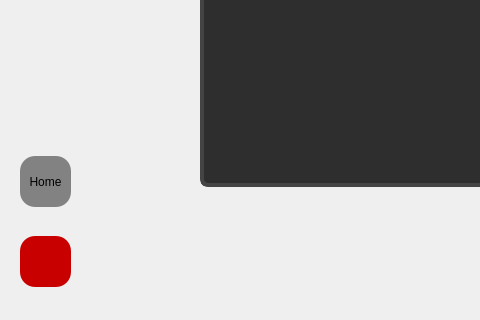
Old version of the form QtMENnette/MainWindow.ui in the repository LuluLePerdu/P11_MENnette; both pictures show x 0 to 480 and y 554 to 874 of the 1336 by 874 pixel window.
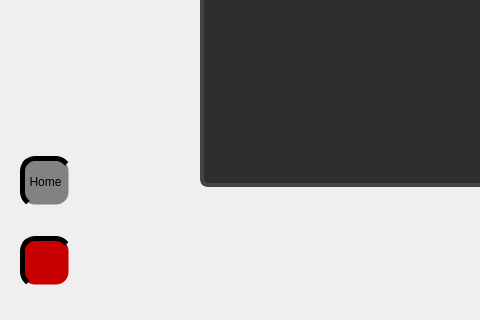
New version of the form. Icons and pictures are not drawn.

Commit message: button changes when completed

What changed in the file:
```diff
--- a/QtMENnette/MainWindow.ui
+++ b/QtMENnette/MainWindow.ui
@@ -1257,7 +1257,8 @@
 	
 	border-image: url(:/MainWindow/Media/house.png);
 	border-style: outset;
-	border-radius: 15px
+	border-radius: 15px;
+	border-width: 5px;
 }
 QToolButton:hover{
 	background-color: rgb(75,75,75);
@@ -1281,7 +1282,8 @@
 	background-color: rgb(200, 0, 0);
 	border-image: url(:/MainWindow/Media/exit.png);
 	border-style: outset;
-	border-radius: 15px
+	border-radius: 15px;
+	border-width: 5px;
 }
 QToolButton:hover{
 	background-color: rgb(130, 0, 0);
```
The commit also changes 1 other file.
